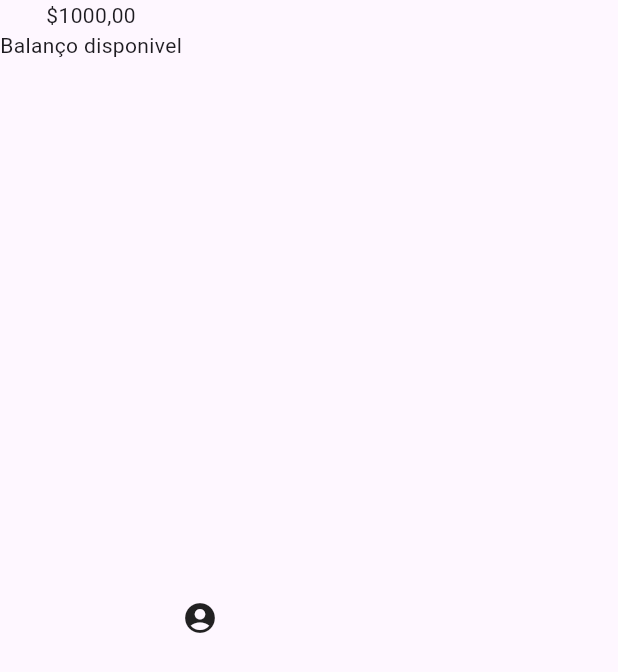
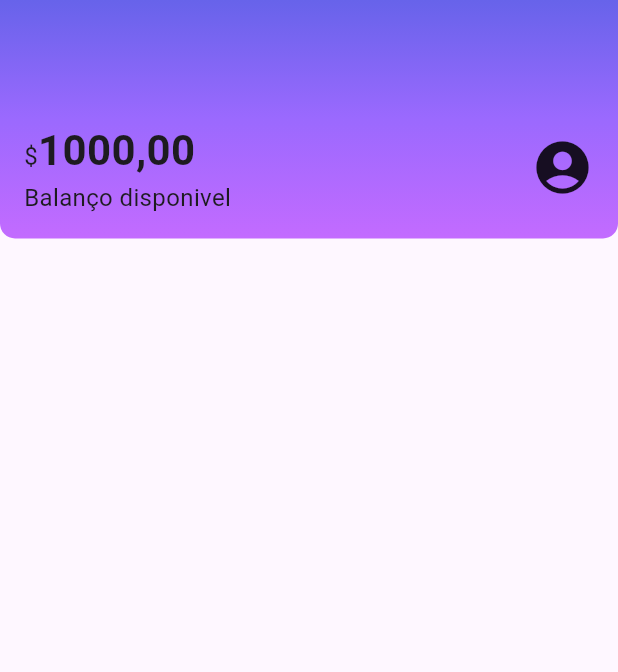
Before and after one commit to limamateus/bank, a Flutter app: the screen it shows after launch, on a phone screen of 412 x 824 dp. Shown: the top 672 px of the screen. Run offline on Flutter 3.47's test engine with Material 3 defaults, Android fonts, the phone set to English and light mode, and no system bars.

Commit message:
3 - Estilizando o home_screen e o header:   - No home_screen, usamos o Column para organizar futuras seções.   - No header, aplicamos BoxDecoration para definir a cor de fundo e arredondamento dos cantos.   - Utilizamos Text.rich para exibir texto na mesma linha com estilos diferentes.   - Também ajustamos o tamanho e a espessura da fonte para melhorar a aparência.

```diff
--- a/lib/screens/Home/home_screen.dart
+++ b/lib/screens/Home/home_screen.dart
@@ -6,8 +6,13 @@ class Home extends StatelessWidget {
 
   @override
   Widget build(BuildContext context) {
+    // Obs : Scafoold é um widget do material
     return Scaffold(
-      body: Header(),
+      body: Column(
+        children: [
+          Header(),
+        ],
+      ),
     );
   }
 }
--- a/lib/screens/components/sections/header.dart
+++ b/lib/screens/components/sections/header.dart
@@ -5,17 +5,74 @@ class Header extends StatelessWidget {
 
   @override
   Widget build(BuildContext context) {
-    return  Container(
+    // Obs:  Container,Row,Column são widget nativos do flutter
+    return Container(
+      decoration: BoxDecoration(
+        //A propriedade decoration: BoxDecoration serve para adicionar estilos visuais ao contêiner, como cor de fundo, borda, sombra e arredondamento dos cantos.
+        gradient: LinearGradient(
+          //A propriedade gradient: LinearGradient dentro do BoxDecoration serve para aplicar um gradiente de cores, criando uma transição suave entre duas ou mais cores em uma direção específica (horizontal, vertical, diagonal, etc.). Ela é importante para criar efeitos visuais mais atraentes e dinâmicos no fundo de um contêiner.
+          begin: Alignment.topCenter, // Começo
+          end: Alignment.bottomCenter, // Fim
+          colors: <Color>[
+            // Cores
+            Color.fromRGBO(103, 99, 234, 1.0),
+            Color.fromRGBO(155, 105, 254, 1.0),
+            Color.fromRGBO(195, 107, 255, 1.0),
+          ],
+        ),
+        borderRadius: BorderRadius.vertical(
+          //A propriedade borderRadius: BorderRadius.vertical no BoxDecoration serve para arredondar os cantos superiores e inferiores de um contêiner de forma diferente. Ela permite definir raios de curvatura específicos para os cantos superior e inferior, proporcionando um estilo visual mais personaliza
+          bottom: Radius.circular(10),
+        ),
+      ),
+      child: Padding(
+        padding: const EdgeInsets.fromLTRB(16.0, 80.0, 16.0, 16.0),
+        // Padding serve para  define o espaçamento interno do widget,garantindo um espaçamento uniforme ao redor do conteúdo.
         child: Row(
+          mainAxisAlignment: MainAxisAlignment.spaceBetween,
+          // Espaça igualmente os filhos, colocando o primeiro no início, o último no final e os demais com espaçamento igual entre eles.
           children: <Widget>[
             Column(
+              crossAxisAlignment: CrossAxisAlignment.start,
+              // Alinha os filhos no início do eixo transversal (à esquerda, no caso de orientação de leitura da esquerda para a direita).
               children: [
-              Text("\$1000,00"),
-              Text("Balanço disponivel")
+                //    Text(
+                //      "\$1000,00",
+                //      style: TextStyle(
+                // TextSyte serve para estilizar a font
+                //            fontSize: 28, // fontSize serve para aumentar a fonte
+                //         fontWeight: FontWeight
+                //               .bold // fontWeight serve para definir a espessura da fonte.
+                //          ),
+                //   ),
+                Text.rich(
+                  // O Text.rich serve para exibir texto com diferentes estilos em uma única linha ou bloco, permitindo aplicar estilos distintos a partes do texto
+                  TextSpan(
+                      text: '\$',
+                      style: TextStyle(fontSize: 16), // tamanho da fonte,
+                      children: [
+                        TextSpan(
+                          text: '1000,00',
+                          style: TextStyle(
+                            fontSize: 28, // tamanho da fonte
+                            fontWeight: FontWeight
+                                .bold, // fontWeight serve para definir a espessura da fonte
+                          ),
+                        )
+                      ]),
+                ),
+                Text("Balanço disponivel",
+                    style: TextStyle(
+                        fontSize: 16) // fontSize serve para aumentar a font.
+                    )
               ],
             ),
-          Icon(Icons.account_circle),
+            Icon(
+              Icons.account_circle, // Tipo do icone
+              size: 42, // Tamanho do Icone
+            ),
           ],
+        ),
       ),
     );
   }
```
Lines whose indentation alone changed are shown as unchanged.
